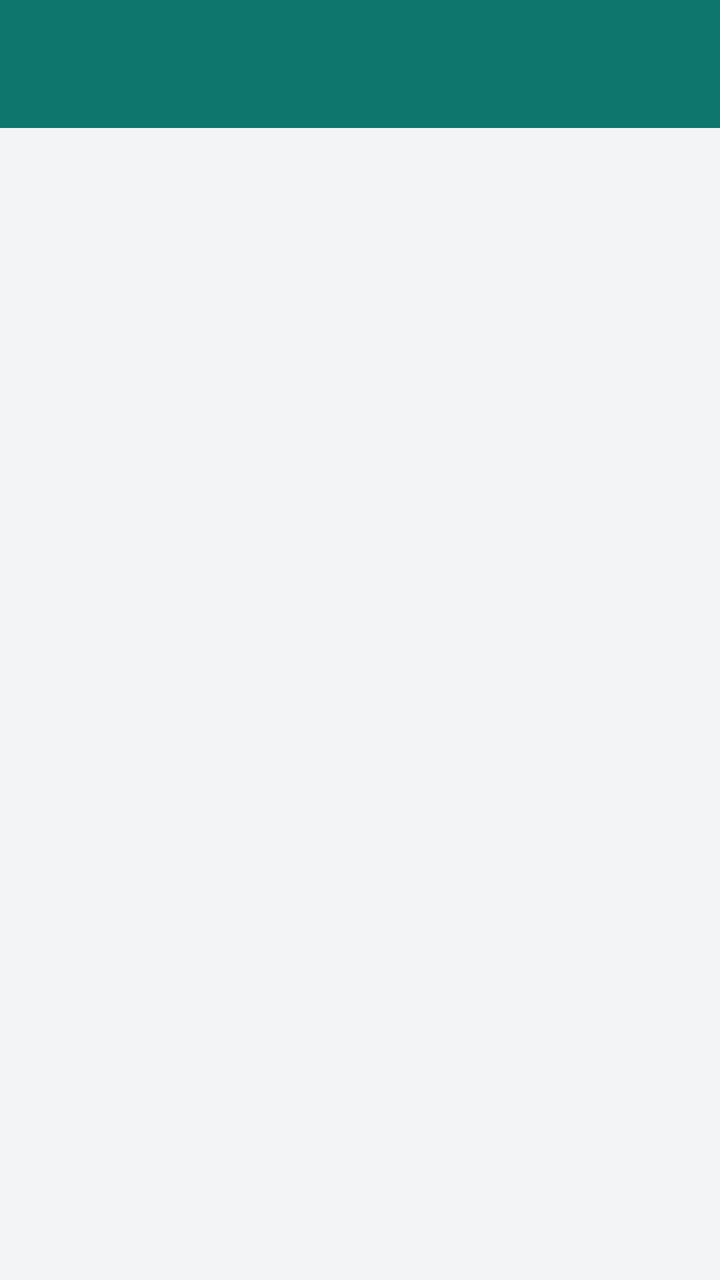
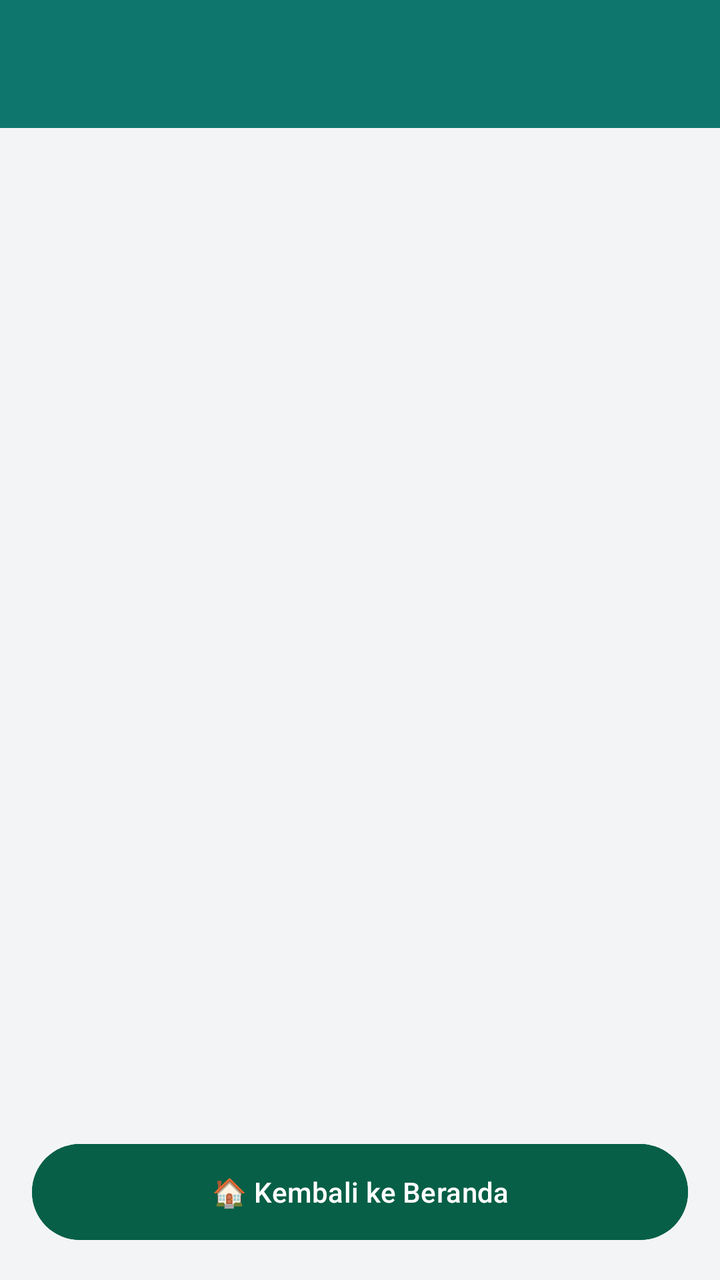

Screens rendered from an Android XML layout before and after an edit, with the pre-edit source and the edit as a unified diff.
<!-- AndroidManifest.xml: application theme Theme.LoginPage -->
<!-- res/layout/activity_settings.xml -->
<?xml version="1.0" encoding="utf-8"?>
<LinearLayout xmlns:android="http://schemas.android.com/apk/res/android"
    android:layout_width="match_parent"
    android:layout_height="match_parent"
    android:orientation="vertical"
    android:background="#F3F4F6">

    <androidx.appcompat.widget.Toolbar
        android:id="@+id/toolbar"
        android:layout_width="match_parent"
        android:layout_height="?attr/actionBarSize"
        android:background="@color/teal_700"
        android:theme="@style/ThemeOverlay.AppCompat.Dark.ActionBar" />

    <ListView
        android:id="@+id/listViewSettings"
        android:layout_width="match_parent"
        android:layout_height="match_parent"
        android:divider="#E5E7EB"
        android:dividerHeight="1dp"
        android:padding="8dp" />

</LinearLayout>
<!-- resources referenced by this layout -->
<resources>
  <color name="teal_700">#0F766E</color>
  <style name="Theme.LoginPage" parent="Base.Theme.LoginPage" />
  <style name="Base.Theme.LoginPage" parent="Theme.Material3.DayNight.NoActionBar">
          
          <item name="colorPrimary">@color/teal_700</item>
          <item name="colorPrimaryVariant">@color/teal_800</item>
          <item name="colorOnPrimary">@color/white</item>
          <item name="colorSecondary">@color/green_500</item>
          <item name="colorSecondaryVariant">@color/green_700</item>
          <item name="colorOnSecondary">@color/black</item>
          <item name="android:statusBarColor">?attr/colorPrimaryVariant</item>
      </style>
  <color name="teal_800">#00695C</color>
  <color name="white">#FFFFFF</color>
  <color name="green_500">#10B981</color>
  <color name="green_700">#388E3C</color>
  <color name="black">#000000</color>
</resources>

<!-- the commit's change to res/layout/activity_settings.xml (unified diff, before → after) -->
@@ -1,5 +1,6 @@
 <?xml version="1.0" encoding="utf-8"?>
 <LinearLayout xmlns:android="http://schemas.android.com/apk/res/android"
+    xmlns:app="http://schemas.android.com/apk/res-auto"
     android:layout_width="match_parent"
     android:layout_height="match_parent"
     android:orientation="vertical"
@@ -15,9 +16,19 @@
     <ListView
         android:id="@+id/listViewSettings"
         android:layout_width="match_parent"
-        android:layout_height="match_parent"
+        android:layout_height="0dp"
+        android:layout_weight="1"
         android:divider="#E5E7EB"
         android:dividerHeight="1dp"
         android:padding="8dp" />
 
+    <com.google.android.material.button.MaterialButton
+        android:id="@+id/btnBack"
+        android:layout_width="match_parent"
+        android:layout_height="56dp"
+        android:layout_margin="16dp"
+        android:text="🏠 Kembali ke Beranda"
+        android:backgroundTint="#065F46"
+        app:cornerRadius="28dp" />
+
 </LinearLayout>
